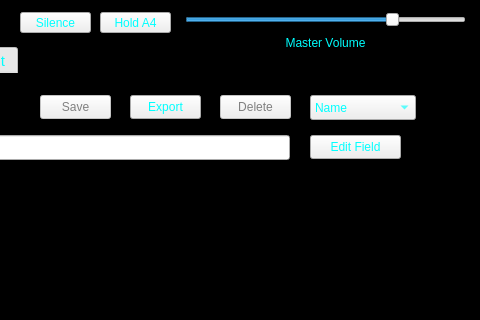
The window that ui/sbmain/soundbenchmain.ui (TheDaemoness/Soundbench) describes before a commit, drawn with Qt 5; both pictures show x 585 to 1065 and y 0 to 320 of the 1065 by 573 pixel window.
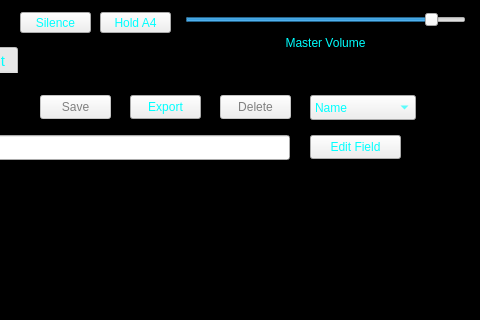
The same window after the commit. Icons and pictures are not drawn.

What changed in the file:
```diff
--- a/ui/sbmain/soundbenchmain.ui
+++ b/ui/sbmain/soundbenchmain.ui
@@ -2085,7 +2085,7 @@
      <number>100</number>
     </property>
     <property name="value">
-     <number>75</number>
+     <number>90</number>
     </property>
     <property name="orientation">
      <enum>Qt::Horizontal</enum>
```
